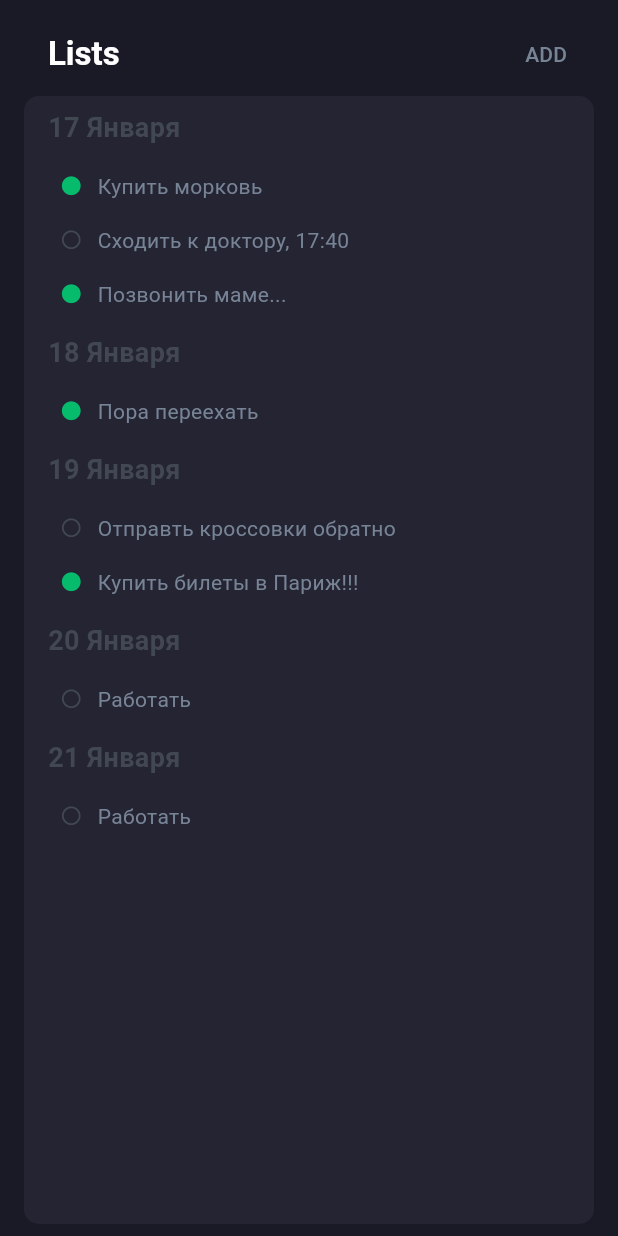
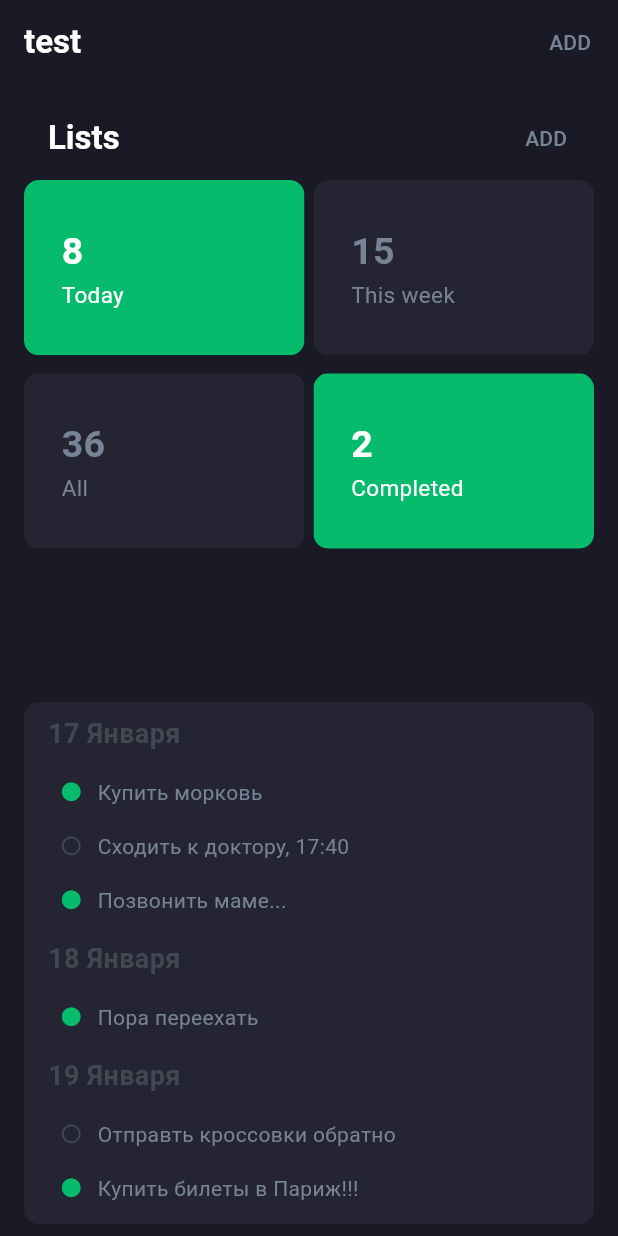
Before and after one commit to KaX8/Flutter-Lab-3, a Flutter app: the screen it shows after launch, on a phone screen of 412 x 824 dp. Run offline on Flutter 3.47's test engine with Material 3 defaults, Android fonts, the phone set to English and light mode, and no system bars.

```diff
--- a/lib/ParseEvents.dart
+++ b/lib/ParseEvents.dart
@@ -4,7 +4,7 @@ import 'package:path_provider/path_provider.dart';
 import 'dart:io';
 
 class ParseEvents {
-  static Future<String> readData() async {
+  static Future<String> readEvents() async {
     String data = "";
     try {
       Directory appDocDir = await getApplicationDocumentsDirectory();
@@ -13,6 +13,7 @@ class ParseEvents {
       File f = File(filePath);
 
       data = await f.readAsString();
+      // await Future.delayed(const Duration(seconds: 5));
 
     } catch (e) {
       print(e);
@@ -21,7 +22,7 @@ class ParseEvents {
     return data;
   }
 
-  static Future<void> writeDataToFile(String data) async {
+  static Future<void> writeEventsToFile(String data) async {
     try {
       Directory appDocDir = await getApplicationDocumentsDirectory();
       String filePath = '${appDocDir.path}/events.txt';
--- a/lib/ToDoBase.dart
+++ b/lib/ToDoBase.dart
@@ -12,9 +12,9 @@ class ToDoBase extends StatefulWidget {
 
 class _ToDoBaseState extends State<ToDoBase> {
 
+  late Widget currentScreen;
 
-
-  Widget currentScreen = ToDoMain();
+  String title = "test";
 
   void navigateToScreen(Widget screen) {
     setState(() {
@@ -22,10 +22,50 @@ class _ToDoBaseState extends State<ToDoBase> {
     });
   }
 
+  void changeTitle(String newTitle) {
+    setState(() {
+      title = newTitle;
+    });
+  }
+
   @override
   Widget build(BuildContext context) {
+
+    currentScreen = ToDoMain(changeTitle: changeTitle);
+
     return Scaffold(
       backgroundColor: Color.fromRGBO(26,26,38,1),
+      appBar: AppBar(
+        backgroundColor: Colors.transparent,
+        title: AnimatedSwitcher(
+          duration: Duration(milliseconds: 100), // Продолжительность анимации
+          child: Text(
+            title,
+            key: ValueKey<String>(title),
+            style: TextStyle(
+              color: Colors.white,
+              fontWeight: FontWeight.bold,
+            ),
+          ),
+        ),
+        actions: [
+          TextButton(
+            style: const ButtonStyle(
+              overlayColor: MaterialStatePropertyAll(Color.fromRGBO(6, 187, 108, .3)),
+            ),
+            onPressed: () {
+              print("add");
+            },
+            child: const Text(
+              'ADD',
+              style: TextStyle(
+                color: Color.fromRGBO(119, 132, 150, 1),
+              ),
+            ),
+          ),
+        ],
+        elevation: 0,
+      ),
       body: SafeArea(
         child: Padding(
           padding: const EdgeInsets.symmetric(vertical: 8, horizontal: 16),
--- a/lib/ToDoList.dart
+++ b/lib/ToDoList.dart
@@ -4,48 +4,64 @@ import 'dart:convert';
 import 'package:lab_3_todo/ParseEvents.dart';
 
 class ToDoList extends StatefulWidget {
-  const ToDoList({super.key});
+  // late Future<String> test;
+  ToDoList({super.key});
 
 
 
   @override
-  // ignore: no_logic_in_create_state
   State<ToDoList> createState() {
+    // late Future<String> test;
+    return _ToDoListState();
 
-    // String a = ParseEvents.readData() as String;
-    // print(a);
-
-    return _ToDoListState(json: "");
+    // return _ToDoListState();
   }
 }
 
 class _ToDoListState extends State<ToDoList> {
+  late Future<String> json;
+  Map<String, List<Map<String, bool>>> groupedEvents = {};
 
-  String json;
-  _ToDoListState ({required this.json});
-  Map<String, List<Map<String, bool>>> groupedEvents = createMap();
+  @override
+  void initState() {
+    super.initState();
+    json = ParseEvents.readEvents();
+  }
+
+
 
 
 
   @override
   Widget build(BuildContext context) {
 
-    ParseEvents.writeDataToFile(jsonEncode(groupedEvents));
-
-
     Icon doneIcon = Icon(Icons.circle, size: 15.0, color: Color.fromRGBO(6, 187, 108, 1));
     Icon unDoneIcon = Icon(Icons.circle_outlined, size: 15.0, color: Color.fromRGBO(66, 72, 82, 1));
 
     void changeGroupedEvents(List<String> a){
+
       setState(() {
+
         groupedEvents[a[0]]?.forEach((element) {
           if (element.keys.single == a[1]){
             element.update(a[1], (value) => value ? false : true);
           }
         });
+        ParseEvents.writeEventsToFile(jsonEncode(groupedEvents));
+
       });
     }
 
+    return FutureBuilder(
+      future: json,
+      builder: (BuildContext context, AsyncSnapshot<dynamic> snapshot) {
+        if (snapshot.connectionState == ConnectionState.waiting) {
+          return const CircularProgressIndicator(); // Показывай индикатор загрузки
+        } else if (snapshot.hasError) {
+          return Text('Ошибка: ${snapshot.error}');
+        } else {
+          groupedEvents = groupedEvents.isEmpty ?
+          createMap(json: snapshot.data) : groupedEvents;
           return Expanded(
             child: ClipRRect(
               borderRadius: BorderRadius.all(Radius.circular(10)),
@@ -111,6 +127,12 @@ class _ToDoListState extends State<ToDoList> {
             ),
         );
         }
+      },
+
+    );
+  }
+
+
 }
 
 Map<String, List<Map<String, bool>>> createMap({String json = ""}){
--- a/lib/ToDoMain.dart
+++ b/lib/ToDoMain.dart
@@ -4,11 +4,19 @@ import 'package:lab_3_todo/ToDoList.dart';
 
 class ToDoMain extends StatefulWidget {
 
+  final Function(String) changeTitle;
+  const ToDoMain ({super.key, required this.changeTitle});
+
+
+
   @override
-  State<ToDoMain> createState() => _ToDoMainState();
+  State<ToDoMain> createState() => _ToDoMainState(changeTitle);
 }
 
 class _ToDoMainState extends State<ToDoMain> {
+  final Function(String) changeTitle;
+  _ToDoMainState (this.changeTitle);
+
 
   String title = "Lists";
   List<List> blocks = [
@@ -19,11 +27,6 @@ class _ToDoMainState extends State<ToDoMain> {
   ];
   bool isMain = true;
 
-  void changeTitle(String newTitle) {
-    setState(() {
-      title = newTitle;
-    });
-  }
 
 
   @override
@@ -62,8 +65,9 @@ class _ToDoMainState extends State<ToDoMain> {
           ],
           elevation: 0,
         ),
-        // createLists(blocks, changeTitle),
+        createLists(blocks, changeTitle),
         ToDoList(),
+
       ],
     );
   }
--- a/lib/main.dart
+++ b/lib/main.dart
@@ -6,14 +6,12 @@ import 'ParseEvents.dart';
 
 Future<void> main() async {
 
-
   runApp(const ToDoApp());
-
-  String a = await ParseEvents.readData();
 
 }
 
 class ToDoApp extends StatelessWidget {
+
   const ToDoApp({super.key});
 
   @override
```
Lines whose indentation alone changed are shown as unchanged.
